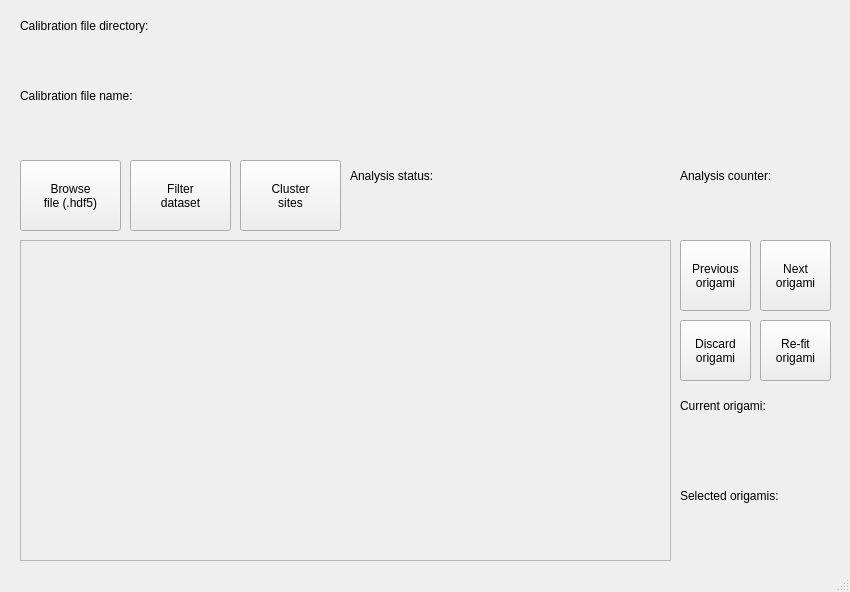
This is src/picasimpler/UI/calibration_ui.ui in azelcer/picasimpler as Qt 5 draws it before an edit. The edited form follows.
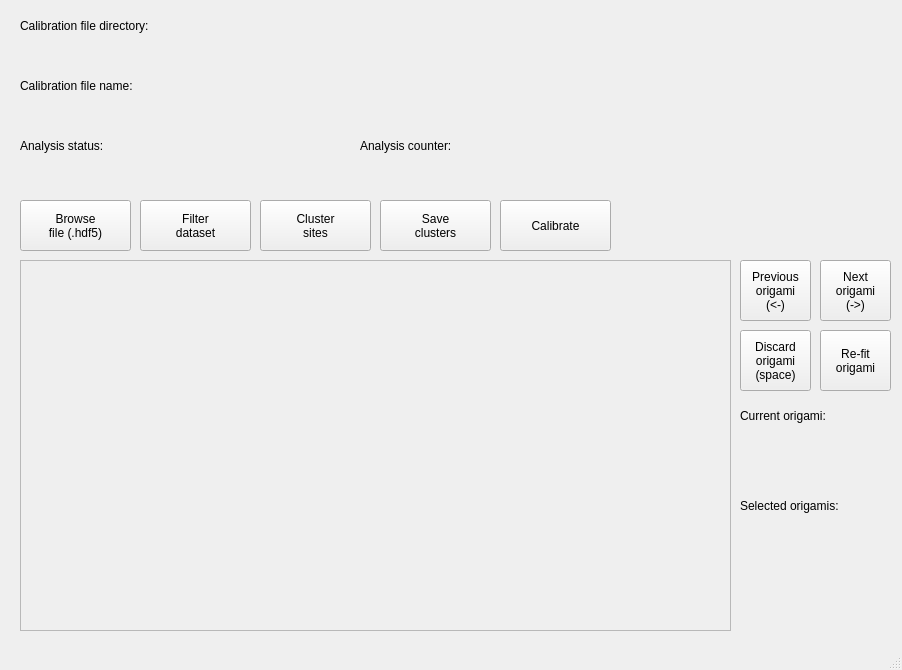
This is the edited form. Custom widgets are drawn as their Qt base class.

```diff
--- a/src/picasimpler/UI/calibration_ui.ui
+++ b/src/picasimpler/UI/calibration_ui.ui
@@ -6,8 +6,8 @@
    <rect>
     <x>0</x>
     <y>0</y>
-    <width>850</width>
-    <height>592</height>
+    <width>902</width>
+    <height>670</height>
    </rect>
   </property>
   <property name="windowTitle">
@@ -17,10 +17,10 @@
    <widget class="QPushButton" name="filter_button">
     <property name="geometry">
      <rect>
-      <x>130</x>
-      <y>160</y>
-      <width>101</width>
-      <height>71</height>
+      <x>140</x>
+      <y>200</y>
+      <width>111</width>
+      <height>51</height>
      </rect>
     </property>
     <property name="text">
@@ -31,19 +31,19 @@
    <widget class="PlotWidget" name="yn_widget" native="true">
     <property name="geometry">
      <rect>
-      <x>350</x>
-      <y>250</y>
-      <width>301</width>
-      <height>301</height>
+      <x>380</x>
+      <y>280</y>
+      <width>331</width>
+      <height>331</height>
      </rect>
     </property>
    </widget>
    <widget class="QLabel" name="analysis_status_label">
     <property name="geometry">
      <rect>
-      <x>350</x>
-      <y>200</y>
-      <width>311</width>
+      <x>20</x>
+      <y>160</y>
+      <width>331</width>
       <height>31</height>
      </rect>
     </property>
@@ -54,9 +54,9 @@
    <widget class="QLabel" name="analysis_counter_label">
     <property name="geometry">
      <rect>
-      <x>680</x>
-      <y>200</y>
-      <width>151</width>
+      <x>360</x>
+      <y>160</y>
+      <width>311</width>
       <height>31</height>
      </rect>
     </property>
@@ -67,60 +67,63 @@
    <widget class="QPushButton" name="prev_orig_button">
     <property name="geometry">
      <rect>
-      <x>680</x>
-      <y>240</y>
+      <x>740</x>
+      <y>260</y>
       <width>71</width>
-      <height>71</height>
+      <height>61</height>
      </rect>
     </property>
     <property name="text">
      <string>Previous
-origami</string>
+origami
+(&lt;-)</string>
     </property>
    </widget>
    <widget class="QPushButton" name="next_orig_button">
     <property name="geometry">
      <rect>
-      <x>760</x>
-      <y>240</y>
+      <x>820</x>
+      <y>260</y>
       <width>71</width>
-      <height>71</height>
+      <height>61</height>
      </rect>
     </property>
     <property name="text">
      <string>Next
-origami</string>
+origami
+(-&gt;)</string>
     </property>
    </widget>
    <widget class="PlotWidget" name="xn_widget" native="true">
     <property name="geometry">
      <rect>
       <x>40</x>
-      <y>250</y>
-      <width>301</width>
-      <height>301</height>
+      <y>280</y>
+      <width>331</width>
+      <height>331</height>
      </rect>
     </property>
    </widget>
    <widget class="QPushButton" name="disc_selec_orig_button">
     <property name="geometry">
      <rect>
-      <x>680</x>
-      <y>320</y>
+      <x>740</x>
+      <y>330</y>
       <width>71</width>
       <height>61</height>
      </rect>
     </property>
     <property name="text">
      <string>Discard
-origami</string>
+origami
+(space)</string>
     </property>
    </widget>
    <widget class="QLabel" name="current_orig_label">
     <property name="geometry">
      <rect>
-      <x>680</x>
-      <y>430</y>
+      <x>740</x>
+      <y>440</y>
       <width>151</width>
       <height>31</height>
      </rect>
@@ -132,8 +135,8 @@
    <widget class="QLabel" name="selec_orig_label">
     <property name="geometry">
      <rect>
-      <x>680</x>
-      <y>520</y>
+      <x>740</x>
+      <y>530</y>
       <width>151</width>
       <height>31</height>
      </rect>
@@ -146,9 +149,9 @@
     <property name="geometry">
      <rect>
       <x>20</x>
-      <y>160</y>
-      <width>101</width>
-      <height>71</height>
+      <y>200</y>
+      <width>111</width>
+      <height>51</height>
      </rect>
     </property>
     <property name="text">
@@ -160,9 +163,9 @@
     <property name="geometry">
      <rect>
       <x>20</x>
-      <y>110</y>
+      <y>100</y>
       <width>811</width>
-      <height>41</height>
+      <height>31</height>
      </rect>
     </property>
     <property name="text">
@@ -173,7 +176,7 @@
     <property name="geometry">
      <rect>
       <x>20</x>
-      <y>80</y>
+      <y>70</y>
       <width>161</width>
       <height>31</height>
      </rect>
@@ -201,7 +204,7 @@
       <x>20</x>
       <y>40</y>
       <width>811</width>
-      <height>41</height>
+      <height>31</height>
      </rect>
     </property>
     <property name="text">
@@ -211,8 +214,8 @@
    <widget class="QLabel" name="current_orig_title_label">
     <property name="geometry">
      <rect>
-      <x>680</x>
-      <y>390</y>
+      <x>740</x>
+      <y>400</y>
       <width>151</width>
       <height>31</height>
      </rect>
@@ -224,8 +227,8 @@
    <widget class="QLabel" name="selec_orig_title_label">
     <property name="geometry">
      <rect>
-      <x>680</x>
-      <y>480</y>
+      <x>740</x>
+      <y>490</y>
       <width>151</width>
       <height>31</height>
      </rect>
@@ -237,9 +240,9 @@
    <widget class="QLabel" name="analysis_counter_title_label">
     <property name="geometry">
      <rect>
-      <x>680</x>
-      <y>160</y>
-      <width>151</width>
+      <x>360</x>
+      <y>130</y>
+      <width>311</width>
       <height>31</height>
      </rect>
     </property>
@@ -250,9 +253,9 @@
    <widget class="QLabel" name="analysis_status_title_label">
     <property name="geometry">
      <rect>
-      <x>350</x>
-      <y>160</y>
-      <width>311</width>
+      <x>20</x>
+      <y>130</y>
+      <width>331</width>
       <height>31</height>
      </rect>
     </property>
@@ -263,10 +266,10 @@
    <widget class="QPushButton" name="cluster_button">
     <property name="geometry">
      <rect>
-      <x>240</x>
-      <y>160</y>
-      <width>101</width>
-      <height>71</height>
+      <x>260</x>
+      <y>200</y>
+      <width>111</width>
+      <height>51</height>
      </rect>
     </property>
     <property name="text">
@@ -278,9 +281,9 @@
     <property name="geometry">
      <rect>
       <x>20</x>
-      <y>240</y>
-      <width>651</width>
-      <height>321</height>
+      <y>260</y>
+      <width>711</width>
+      <height>371</height>
      </rect>
     </property>
     <property name="frameShape">
@@ -293,8 +296,8 @@
    <widget class="QPushButton" name="refit_origami">
     <property name="geometry">
      <rect>
-      <x>760</x>
-      <y>320</y>
+      <x>820</x>
+      <y>330</y>
       <width>71</width>
       <height>61</height>
      </rect>
@@ -304,6 +307,33 @@
 origami</string>
     </property>
    </widget>
+   <widget class="QPushButton" name="save_clust_button">
+    <property name="geometry">
+     <rect>
+      <x>380</x>
+      <y>200</y>
+      <width>111</width>
+      <height>51</height>
+     </rect>
+    </property>
+    <property name="text">
+     <string>Save
+clusters</string>
+    </property>
+   </widget>
+   <widget class="QPushButton" name="calib_button">
+    <property name="geometry">
+     <rect>
+      <x>500</x>
+      <y>200</y>
+      <width>111</width>
+      <height>51</height>
+     </rect>
+    </property>
+    <property name="text">
+     <string>Calibrate</string>
+    </property>
+   </widget>
    <zorder>color_frame</zorder>
    <zorder>filter_button</zorder>
    <zorder>analysis_status_label</zorder>
```
Left out of the diff: 4 changed lines with no effect on the pictures.
